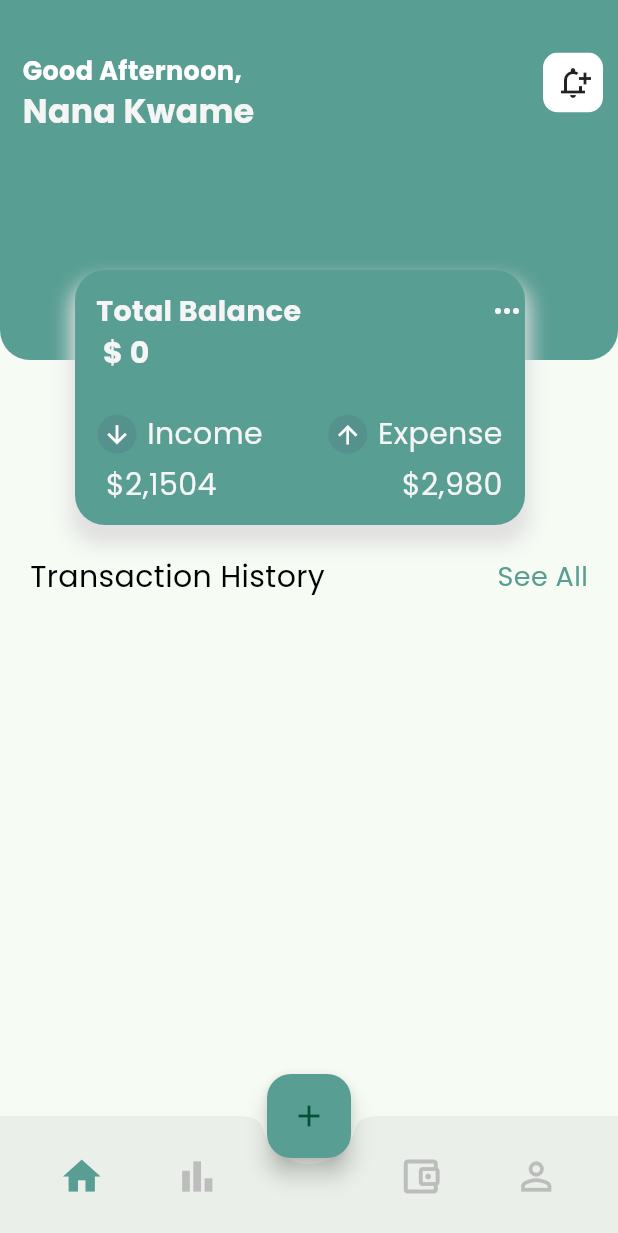
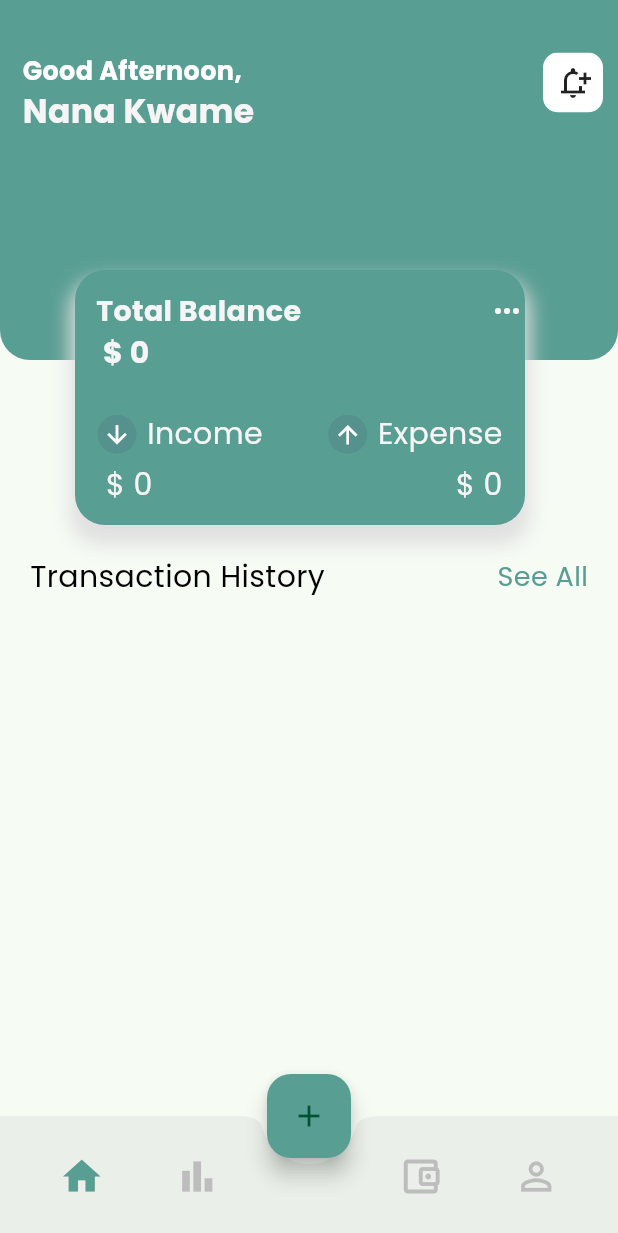
Before and after one commit to Ikwame91/financeAppWithFlutter, a Flutter app: the screen it shows after launch, on a phone screen of 412 x 824 dp. Shown: the top 1233 px of the screen. Run offline on Flutter 3.47's test engine with Material 3 defaults, Android fonts, the phone set to English and light mode, and no system bars; our stand-ins replace google_fonts, hive, hive_flutter, syncfusion_flutter_charts; accounts and stored records are empty.

Commit message:
function for income and expenses

```diff
--- a/lib/data/utility.dart
+++ b/lib/data/utility.dart
@@ -14,7 +14,7 @@ int total() {
 
       // If 'isInBox' is "income", add the amount as is; otherwise, add its negation
       // ignore: unrelated_type_equality_checks
-      income.add(history2[i].isInBox == 'Income' ? amount : -amount);
+      income.add(history2[i].choice == 'Income' ? amount : -amount);
     } catch (e) {
       // Handlng the case where parsing fails
       print("Error parsing amount at index $i: $e");
@@ -38,7 +38,7 @@ int income() {
 
       // If 'isInBox' is "income", add the amount as is; otherwise, add its negation
       // ignore: unrelated_type_equality_checks
-      income.add(history2[i].isInBox == 'Income' ? amount : 0);
+      income.add(history2[i].choice == 'Income' ? amount : 0);
     } catch (e) {
       // Handlng the case where parsing fails
       print("Error parsing amount at index $i: $e");
@@ -57,9 +57,8 @@ int expenses() {
   var history2 = box.values.toList();
   List a = [0, 0];
   for (var i = 0; i < history2.length; i++) {
-    a.add(history2[i].isInBox == 'Income'
-        ? 0
-        : int.parse(history2[i].amont) * -1);
+    a.add(
+        history2[i].choice == 'Income' ? 0 : int.parse(history2[i].amont) * -1);
   }
   totals = a.reduce((value, element) => value + element);
   return totals;
--- a/lib/screens/home.dart
+++ b/lib/screens/home.dart
@@ -125,7 +125,7 @@ class _HomeState extends State<Home> {
       ),
       trailing: ModifiedText(
         text: history.amont,
-        color: history.isInBox == 'Income' ? Colors.green : Colors.red,
+        color: history.choice == 'Income' ? Colors.green : Colors.red,
         fontSize: 18,
       ),
     );
@@ -286,12 +286,12 @@ class _HomeState extends State<Home> {
                     mainAxisAlignment: MainAxisAlignment.spaceBetween,
                     children: [
                       ModifiedText(
-                        text: " \$2,1504",
+                        text: " \$ ${income()}",
                         fontSize: 20,
                         color: AppColors.lightWhite,
                       ),
                       ModifiedText(
-                        text: " \$2,980",
+                        text: " \$ ${expenses()}",
                         fontSize: 20,
                         color: AppColors.lightWhite,
                       )
```
